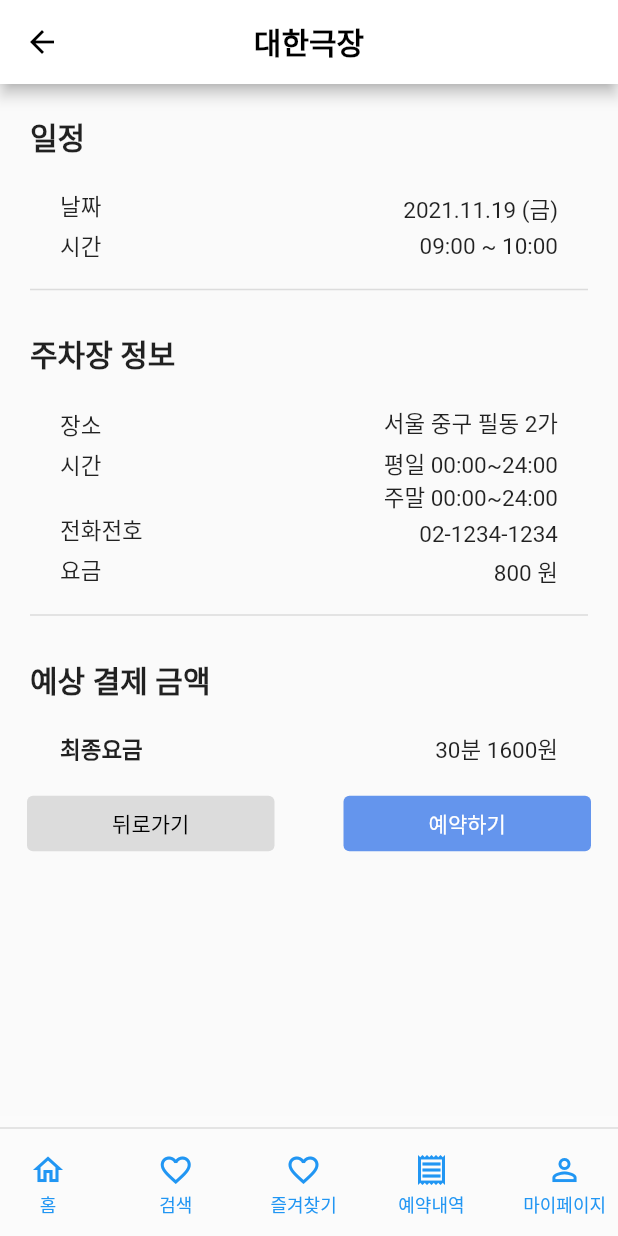
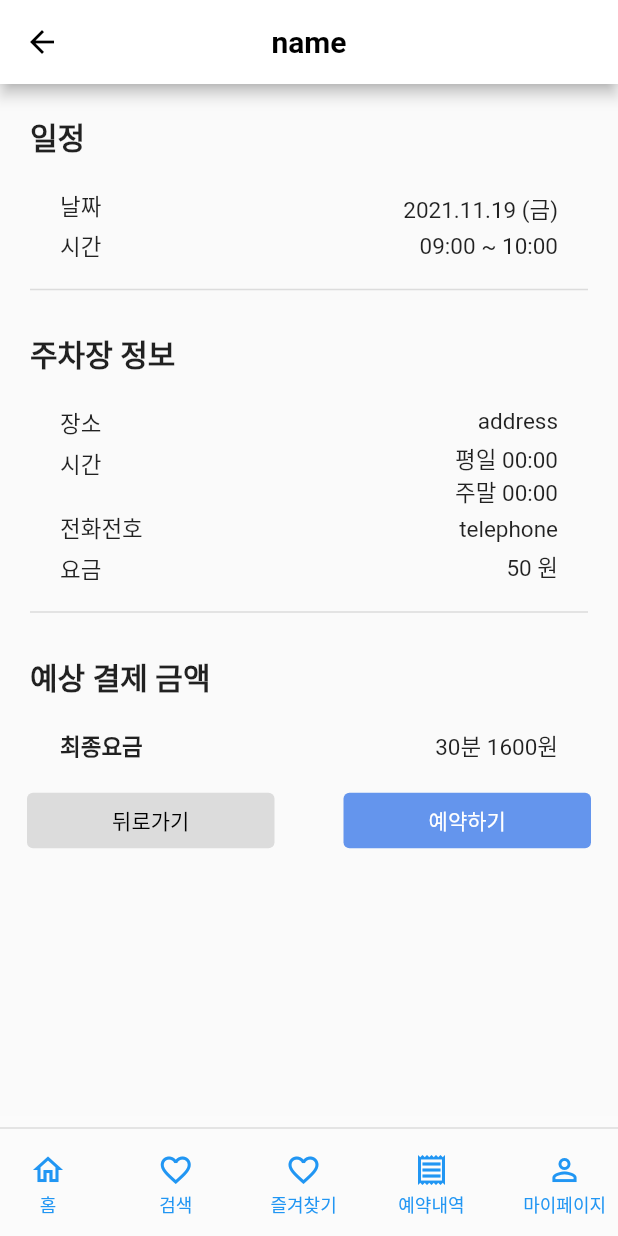
Before and after one commit to dsaf2007/ParkingLot, a Flutter app: the ApproveReservation screen opened directly, on a phone screen of 412 x 824 dp. Run offline on Flutter 3.47's test engine with Material 2 defaults, Android fonts, the phone set to English and light mode, and no system bars; our stand-ins replace cloud_firestore, expandable, firebase_auth, firebase_core, google_maps_flutter, table_calendar; accounts and stored records are empty.

Commit message:
for merge

```diff
--- a/lib/models/parkinglot_item.dart
+++ b/lib/models/parkinglot_item.dart
@@ -11,7 +11,22 @@ class ParkingLotItem {
   int total_space;
   int code;
   bool favorite;
+  int weekday_begin;
+  int weekday_end;
+  int weekend_begin;
+  int weekend_end;
 
-  ParkingLotItem(this.name, this.address, this.telephone, this.minute, this.fee,
-      this.total_space, this.code, this.favorite);
+  ParkingLotItem(
+      this.name,
+      this.address,
+      this.telephone,
+      this.minute,
+      this.fee,
+      this.total_space,
+      this.code,
+      this.favorite,
+      this.weekday_begin,
+      this.weekday_end,
+      this.weekend_begin,
+      this.weekend_end);
 }
--- a/lib/pages/approve_reservation.dart
+++ b/lib/pages/approve_reservation.dart
@@ -2,12 +2,14 @@ import 'package:flutter/cupertino.dart';
 import 'package:flutter/material.dart';
 import 'package:parkinglot/models/parkinglot_item.dart';
 import 'package:parkinglot/models/reservation_item.dart';
+import 'package:parkinglot/pages/favorites.dart';
 import 'package:parkinglot/pages/mypage.dart';
 import 'package:parkinglot/widget/navigation_bar.dart';
 import 'package:cloud_firestore/cloud_firestore.dart';
 import 'check_reservation.dart';
 import 'package:parkinglot/providers/parkinglotdata.dart';
 import 'package:parkinglot/providers/userdata.dart';
+import 'package:parkinglot/providers/reservationdata.dart';
 import 'package:provider/provider.dart';
 
 class ApproveReservation extends StatefulWidget {
@@ -19,28 +21,35 @@ class ApproveReservation extends StatefulWidget {
 }
 
 class _ApproveReservationState extends State<ApproveReservation> {
+  // 얘네도 추후 datetime_selection에서 받아와 수정 필요함.=====================================
   String reserveDate = '2021.11.19 (금)';
   String reserveStartTime = '09:00';
   String reserveEndTime = '10:00';
 
-  String parkingLotName = '대한극장';
-  String parkingLotAddress = '서울 중구 필동 2가';
-  String parkingLotTime_week = '00:00~24:00';
-  String parkingLotTime_sat = '00:00~24:00';
-  String parkingLotTime_sun = '00:00~24:00';
-
-  String parkingLotNumber = '02-1234-1234';
-  int parkingLotFee = 800;
-  int total = 1600;
-  String testUserName = 'leejaewon';
-  int testmin = 50;
-  int testspace = 50;
-
   @override
   Widget build(BuildContext context) {
+    ParkingLotItem parkinglotdata = //Provider에서 ParkingLotItem Load
+        Provider.of<parkingLotData>(context, listen: false).lotData;
+
+    String parkingLotName = parkinglotdata.name;
+    String parkingLotAddress = parkinglotdata.address;
+    //주차장 정보- 운영 시간에서 int->String 형변환+두자리수로 표기
+    String parkingLotTime_weekday =
+        parkinglotdata.weekday_begin.toString().padLeft(2, '0') +
+            ':' +
+            parkinglotdata.weekday_end.toString().padLeft(2, '0');
+    String parkingLotTime_weekend =
+        parkinglotdata.weekend_begin.toString().padLeft(2, '0') +
+            ':' +
+            parkinglotdata.weekend_end.toString().padLeft(2, '0');
+    String parkingLotNumber = parkinglotdata.telephone;
+    int parkingLotFee = parkinglotdata.fee;
+    int total = 1600; //-추후 값 받아와 계산 후 저장/출력 필요================================
+    int testmin = 50;
+    String username = Provider.of<userData>(context, listen: false).name;
+    int total_space = parkinglotdata.total_space;
     return Scaffold(
       appBar: AppBar(
-
           // 값 전달 받기
           title: Text(parkingLotName,
               style: TextStyle(
@@ -191,14 +200,14 @@ class _ApproveReservationState extends State<ApproveReservation> {
               ),
               Padding(
                 padding: EdgeInsets.fromLTRB(0, 0, 40, 0),
-                child: Text('평일 ' + parkingLotTime_week,
+                child: Text('평일 ' + parkingLotTime_weekday,
                     style: TextStyle(
                       fontSize: 15,
                     )),
               ),
               Padding(
                 padding: EdgeInsets.fromLTRB(0, 0, 40, 5),
-                child: Text('주말 ' + parkingLotTime_sun,
+                child: Text('주말 ' + parkingLotTime_weekend,
                     style: TextStyle(
                       fontSize: 15,
                     )),
@@ -279,14 +288,9 @@ class _ApproveReservationState extends State<ApproveReservation> {
                       //----- push to DB; 추후 예약 진행하는 주차장 정보를 받아와 변경 필요 -----
                       // Provider로 data 받아옴
                       int test_total_space = 50;
-                      ParkingLotItem parkinglotdata =
-                          Provider.of<parkingLotData>(context, listen: false)
-                              .lotData;
-                      String UserName =
-                          Provider.of<userData>(context, listen: false).name;
                       FirebaseFirestore.instance
                           .collection("Reservation")
-                          .doc(UserName +
+                          .doc(username +
                               '_' +
                               parkinglotdata.name +
                               '_' +
@@ -303,7 +307,7 @@ class _ApproveReservationState extends State<ApproveReservation> {
                         "start_time": reserveStartTime, //#
                         "end_time": reserveEndTime, //#
                         "fee_for_pay": total, //#
-                        "user_id": UserName,
+                        "user_id": username,
                         "code": parkinglotdata.code,
                         "is_current": true,
                       });
--- a/lib/pages/datetime_selection.dart
+++ b/lib/pages/datetime_selection.dart
@@ -4,6 +4,9 @@ import 'package:flutter/rendering.dart';
 import 'package:parkinglot/models/parkinglot_item.dart';
 import 'package:parkinglot/pages/approve_reservation.dart';
 import 'package:parkinglot/widget/navigation_bar.dart';
+import 'package:parkinglot/providers/parkinglotdata.dart';
+import 'package:parkinglot/providers/userdata.dart';
+import 'package:provider/provider.dart';
 
 import '../util/colors.dart';
 import '../pages/calendar_table.dart';
--- a/lib/pages/manage_parkinglot.dart
+++ b/lib/pages/manage_parkinglot.dart
@@ -26,14 +26,14 @@ class _ManageParkingLotState extends State<ManageParkingLot> {
   String dropDownValue = "중구";
   List<String> positionList = ["중구", "강서구", "서초구", "강남구"];
   List<ParkingLotItem> parkinglotToManage = [
-    ParkingLotItem(
-        '대한극장주차장1', '서울 중구 필동 2가', '02-1234-5678', 30, 800, 30, 30, true),
-    ParkingLotItem(
-        '대한극장주차장1', '서울 중구 필동 2가', '02-1234-5678', 30, 800, 30, 30, true),
-    ParkingLotItem(
-        '대한극장주차장1', '서울 중구 필동 2가', '02-1234-5678', 30, 800, 30, 30, true),
-    ParkingLotItem(
-        '대한극장주차장1', '서울 중구 필동 2가', '02-1234-5678', 30, 800, 30, 30, true),
+    ParkingLotItem('대한극장주차장1', '서울 중구 필동 2가', '02-1234-5678', 30, 800, 30, 30,
+        true, 0, 0, 0, 0),
+    ParkingLotItem('대한극장주차장1', '서울 중구 필동 2가', '02-1234-5678', 30, 800, 30, 30,
+        true, 0, 0, 0, 0),
+    ParkingLotItem('대한극장주차장1', '서울 중구 필동 2가', '02-1234-5678', 30, 800, 30, 30,
+        true, 0, 0, 0, 0),
+    ParkingLotItem('대한극장주차장1', '서울 중구 필동 2가', '02-1234-5678', 30, 800, 30, 30,
+        true, 0, 0, 0, 0),
   ];
 
   void showAlert(BuildContext context, String _cost) {
--- /dev/null
+++ b/lib/providers/reservationdata.dart
@@ -0,0 +1 @@
+import 'package:flutter/material.dart';
--- a/lib/providers/userdata.dart
+++ b/lib/providers/userdata.dart
@@ -1,6 +1,4 @@
 import 'package:flutter/material.dart';
-import 'package:parkinglot/models/parkinglot_item.dart';
-import 'package:parkinglot/pages/edit_profile_fixinfo.dart';
 
 class userData with ChangeNotifier {
   bool isAdmin = true;
```
Also changed, not shown: lib/models/reservation_item.dart (+5 -2 lines), lib/pages/check_reservation.dart (+43 -14 lines), lib/pages/favorites.dart (+12 -5 lines), lib/pages/search.dart (+13 -8 lines), lib/providers/parkinglotdata.dart (+31 -30 lines).
